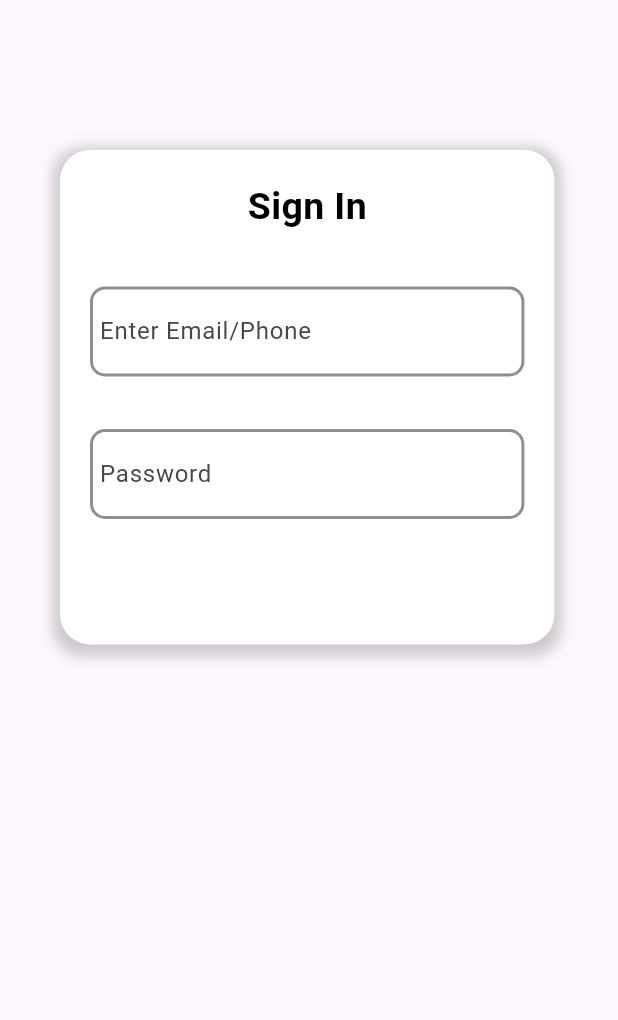
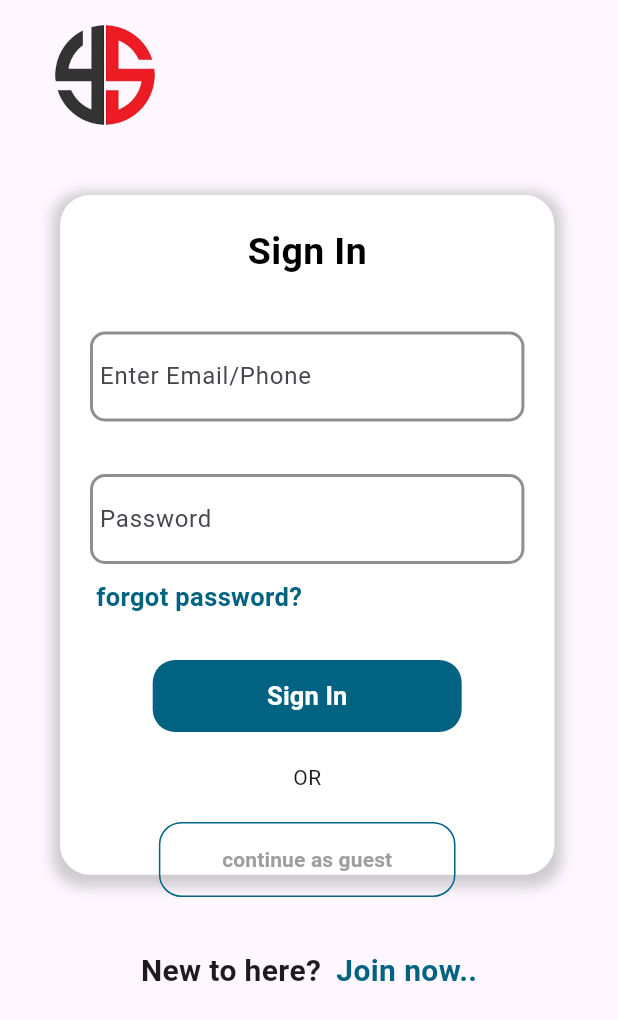
Before and after one commit to SreeneshSreen/flutter_project, a Flutter app: the screen it shows after launch, on a phone screen of 412 x 824 dp. Shown: the top 1020 px of the screen. Run offline on Flutter 3.47's test engine with Material 3 defaults, Android fonts, the phone set to English and light mode, and no system bars.

Commit message:
new sign in

```diff
--- a/lib/main.dart
+++ b/lib/main.dart
@@ -20,15 +20,51 @@
           // color: Colors.amber,
           child: Column(
             children: [
-              Row(
-
-                children: [Signin()],
+              Column(
+                children: [
+                  Row(
+                    children: [
+                      SizedBox(
+                        width: 20,
+                      ),
+                      Image.asset(
+                        'Assets/Images/img2.png',
+                        width: 100,
+                        height: 100,
+                        fit: BoxFit.cover,
+                      ),
+                    ],
+                  ),
+                  Signin(),
+                  SizedBox(
+                    height: 50,
+                  ),
+                  Row(
+                    mainAxisAlignment: MainAxisAlignment.center,
+                    children: [
+                      Text(
+                        "New to here?",
+                        style: TextStyle(
+                            fontWeight: FontWeight.bold, fontSize: 20),
+                      ),
+                      SizedBox(
+                        width: 10,
+                      ),
+                      Text(
+                        "Join now..",
+                        style: TextStyle(
+                            color: const Color(0xFF016381),
+                            fontWeight: FontWeight.bold,
+                            fontSize: 20),
+                      ),
+                    ],
+                  ),
+                ],
               ),
             ],
           ),
         ),
       ),
-
     );
   }
 }
--- a/lib/pages/sign in.dart
+++ b/lib/pages/sign in.dart
@@ -24,8 +24,8 @@ class Signin extends StatelessWidget {
                 ),
               ],
             ),
-            margin: EdgeInsets.fromLTRB(40, 100, 40, 0),
-            height: screenHeight * .40,
+            margin: EdgeInsets.fromLTRB(40, 30, 40, 0),
+            height: screenHeight * .55,
             width: screenWidth * .80,
             child: Column(
               children: [
@@ -72,10 +72,82 @@ class Signin extends StatelessWidget {
                     decoration: InputDecoration(
                         labelText: " Password", border: InputBorder.none),
                   ),
-                )
+                ),
+                SizedBox(
+                  height: 10,
+                ),
+                Row(
+                  mainAxisAlignment: MainAxisAlignment.start,
+                  children: [
+                    SizedBox(
+                      width: 24,
+                    ),
+                    Text(
+                      "forgot password?",
+                      style: TextStyle(
+                          fontSize: 17,
+                          color: const Color(0xFF016381),
+                          fontWeight: FontWeight.bold),
+                    ),
+                  ],
+                ),
+                SizedBox(
+                  height: 30,
+                ),
+                Container(
+                  width: screenWidth * .50,
+                  decoration: BoxDecoration(
+                    borderRadius: BorderRadius.circular(15),
+                    color: const Color(0xFF016381),
+                  ),
+                  child: ElevatedButton(
+                      onPressed: () {},
+                      style: ElevatedButton.styleFrom(
+                        backgroundColor: Colors.transparent,
+                        shadowColor: Colors.transparent,
+                      ),
+                      child: Text(
+                        "Sign In",
+                        style: TextStyle(
+                          fontWeight: FontWeight.bold,
+                          color: Colors.white,
+                          fontSize: 17,
+                        ),
+                      )),
+                ),
+                SizedBox(
+                  height: 20,
+                ),
+                Text("OR"),
+                SizedBox(
+                  height: 20,
+                ),
+                Container(
+                  width: screenWidth * .48,
+                  decoration: BoxDecoration(
+                    border: Border.all(
+                      color: const Color(0xFF016381),
+                      width: 1,
+                    ),
+                    borderRadius: BorderRadius.circular(15),
+                    // color: Colors.amberAccent,
+                  ),
+                  child: ElevatedButton(
+                      onPressed: () {},
+                      style: ElevatedButton.styleFrom(
+                        backgroundColor: Colors.transparent,
+                        shadowColor: Colors.transparent,
+                      ),
+                      child: Text(
+                        "continue as guest",
+                        style: TextStyle(
+                            fontWeight: FontWeight.bold, color: Colors.grey),
+                      )),
+                ),
               ],
             ),
           ),
+          // Text("data")
         ],
       ),
     );
--- a/pubspec.yaml
+++ b/pubspec.yaml
@@ -56,6 +56,8 @@ flutter:
   # included with your application, so that you can use the icons in
   # the material Icons class.
   uses-material-design: true
+  assets:
+  - Assets/Images/img2.png
 
   # To add assets to your application, add an assets section, like this:
   # assets:
```
Also changed, not shown: Assets/Images/img1.png (added), Assets/Images/img2.png (added).
